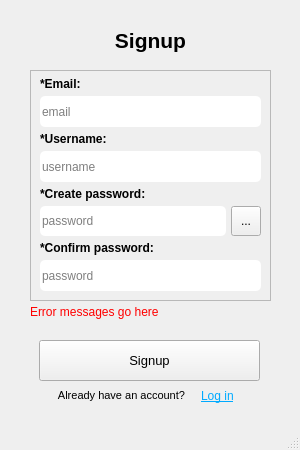
Above: Login_Form/registerform.ui from BrandonLewis234/Personal_Projects before the change. Below: the same form after it.
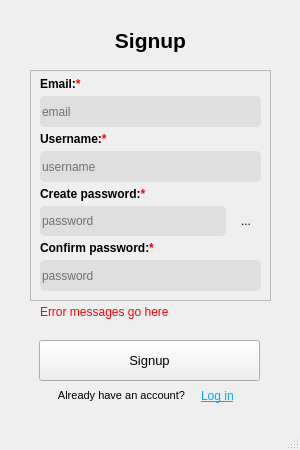
That is the form after the change.

Commit message: Working on *final* version of the forms. Re-organizing code structure generated by pyqt6 ui code generator to be more readable.

What changed in the file:
```diff
--- a/Login_Form/registerform.ui
+++ b/Login_Form/registerform.ui
@@ -25,6 +25,9 @@
   <property name="windowTitle">
    <string>Registration Form</string>
   </property>
+  <property name="styleSheet">
+   <string notr="true"/>
+  </property>
   <widget class="QWidget" name="centralwidget">
    <widget class="QLabel" name="lblHeader">
     <property name="geometry">
@@ -123,7 +126,7 @@
         </font>
        </property>
        <property name="text">
-        <string>*Email:</string>
+        <string>&lt;html&gt;&lt;head/&gt;&lt;body&gt;&lt;p&gt;Email:&lt;span style=&quot; color:red;&quot;&gt;*&lt;/span&gt;&lt;/p&gt;&lt;/body&gt;&lt;/html&gt;</string>
        </property>
        <property name="alignment">
         <set>Qt::AlignLeading|Qt::AlignLeft|Qt::AlignVCenter</set>
@@ -145,8 +148,9 @@
         </size>
        </property>
        <property name="styleSheet">
-        <string notr="true">border-radius: 5px;
-height: 100px;</string>
+        <string notr="true">background-color: rgb(223, 223, 223);
+border-radius: 5px;
+height: 50px;</string>
        </property>
        <property name="echoMode">
         <enum>QLineEdit::Normal</enum>
@@ -178,8 +182,11 @@
          <bold>true</bold>
         </font>
        </property>
+       <property name="styleSheet">
+        <string notr="true"/>
+       </property>
        <property name="text">
-        <string>*Username:</string>
+        <string>&lt;html&gt;&lt;head/&gt;&lt;body&gt;&lt;p&gt;Username:&lt;span style=&quot; color:red;&quot;&gt;*&lt;/span&gt;&lt;/p&gt;&lt;/body&gt;&lt;/html&gt;</string>
        </property>
        <property name="alignment">
         <set>Qt::AlignLeading|Qt::AlignLeft|Qt::AlignVCenter</set>
@@ -201,8 +208,9 @@
         </size>
        </property>
        <property name="styleSheet">
-        <string notr="true">border-radius: 5px;
-height: 100px;</string>
+        <string notr="true">background-color: rgb(223, 223, 223);
+border-radius: 5px;
+height: 50px;</string>
        </property>
        <property name="echoMode">
         <enum>QLineEdit::Normal</enum>
@@ -235,7 +243,10 @@
         </font>
        </property>
        <property name="text">
-        <string>*Create password:</string>
+        <string>&lt;html&gt;&lt;head/&gt;&lt;body&gt;&lt;p&gt;Create password:&lt;span style=&quot; color:red;&quot;&gt;*&lt;/span&gt;&lt;/p&gt;&lt;/body&gt;&lt;/html&gt;</string>
+       </property>
+       <property name="buddy">
+        <cstring>linePassCreate</cstring>
        </property>
       </widget>
      </item>
@@ -293,7 +304,8 @@
            <enum>Qt::LeftToRight</enum>
           </property>
           <property name="styleSheet">
-           <string notr="true">border-radius: 5px;
+           <string notr="true">background-color: rgb(223, 223, 223);
+border-radius: 5px;
 height: 50px;</string>
           </property>
           <property name="echoMode">
@@ -308,7 +320,7 @@
          </widget>
         </item>
         <item>
-         <widget class="QToolButton" name="tlbtnToggleVis">
+         <widget class="QPushButton" name="pbtnToggleVis">
           <property name="minimumSize">
            <size>
             <width>30</width>
@@ -318,6 +330,14 @@
           <property name="cursor">
            <cursorShape>PointingHandCursor</cursorShape>
           </property>
+          <property name="toolTip">
+           <string>show/hide password</string>
+          </property>
+          <property name="styleSheet">
+           <string notr="true">background-color: rgb(239, 239, 239);
+border-radius: 5px;
+height: 50px;</string>
+          </property>
           <property name="text">
            <string>...</string>
           </property>
@@ -340,12 +360,18 @@
         </font>
        </property>
        <property name="text">
-        <string>*Confirm password:</string>
+        <string>&lt;html&gt;&lt;head/&gt;&lt;body&gt;&lt;p&gt;Confirm password:&lt;span style=&quot; color:red;&quot;&gt;*&lt;/span&gt;&lt;/p&gt;&lt;/body&gt;&lt;/html&gt;</string>
+       </property>
+       <property name="buddy">
+        <cstring>linePassConf</cstring>
        </property>
       </widget>
      </item>
      <item>
       <widget class="QLineEdit" name="linePassConf">
+       <property name="enabled">
+        <bool>true</bool>
+       </property>
        <property name="sizePolicy">
         <sizepolicy hsizetype="Expanding" vsizetype="Fixed">
          <horstretch>0</horstretch>
@@ -362,7 +388,8 @@
         <enum>Qt::LeftToRight</enum>
        </property>
        <property name="styleSheet">
-        <string notr="true">border-radius: 5px;
+        <string notr="true">background-color: rgb(223, 223, 223);
+border-radius: 5px;
 height: 50px;</string>
        </property>
        <property name="echoMode">
@@ -471,14 +498,19 @@
     </property>
     <property name="geometry">
      <rect>
-      <x>30</x>
+      <x>40</x>
       <y>305</y>
       <width>241</width>
       <height>31</height>
      </rect>
     </property>
+    <property name="font">
+     <font>
+      <bold>false</bold>
+     </font>
+    </property>
     <property name="styleSheet">
-     <string notr="true">color: rgb(255, 0, 0);</string>
+     <string notr="true">color: red;</string>
     </property>
     <property name="text">
      <string>Error messages go here</string>
```
Left out of the diff: 9 changed lines with no effect on the pictures. The commit also changes 4 other files.
